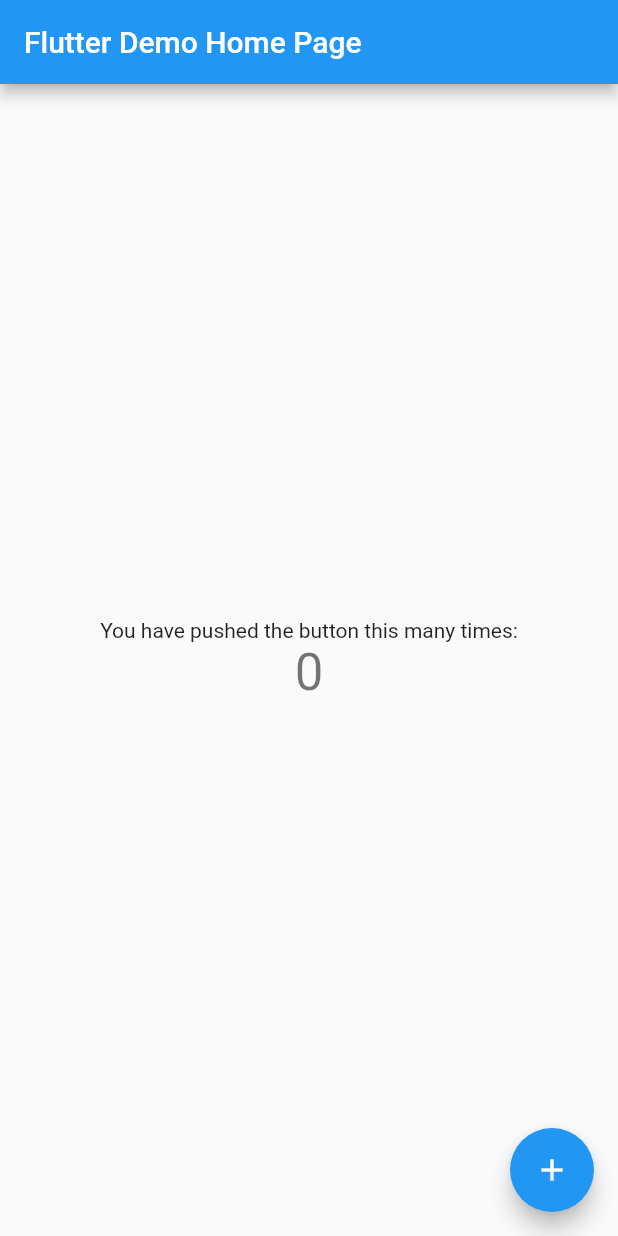
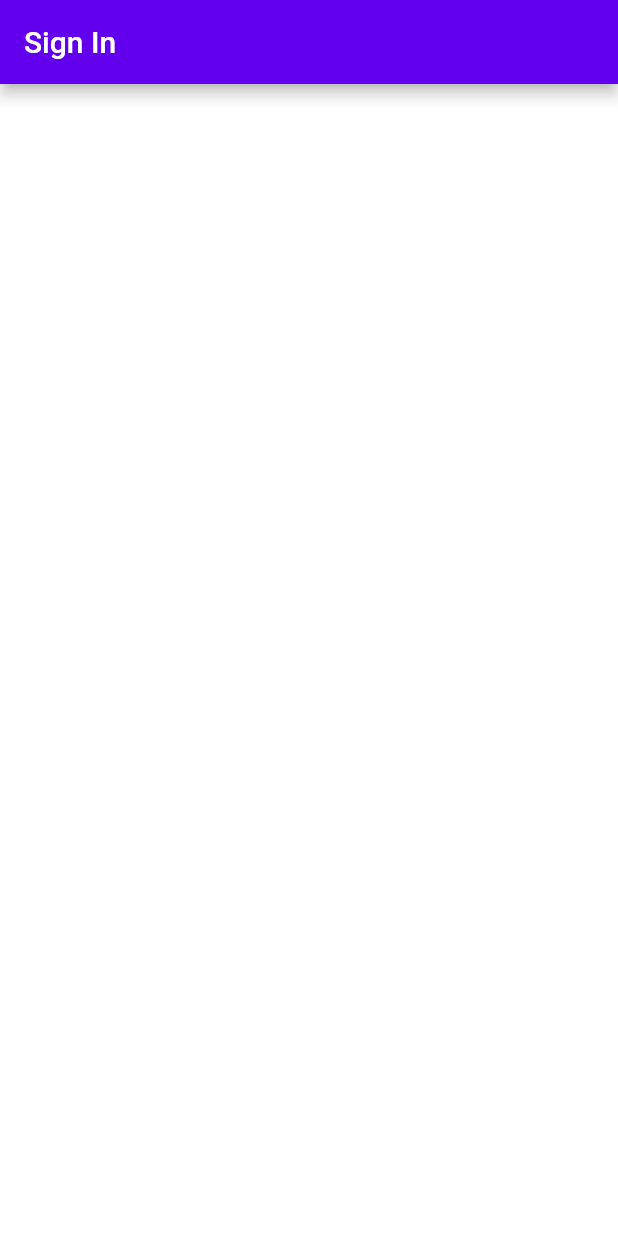
Before and after one commit to htsuruo/flutter_identity_platform_mfa, a Flutter app: the screen it shows after launch, on a phone screen of 412 x 824 dp. Run offline on Flutter 3.47's test engine with Material 2 defaults, Android fonts, the light colour scheme and no system bars; our stand-ins replace firebase_core, flutter_riverpod; missing offline and left inert: simple_logger; accounts and stored records are empty.

Commit message:
諸々セットアップ

```diff
--- /dev/null
+++ b/lib/logger.dart
@@ -0,0 +1,4 @@
+
+import 'package:simple_logger/simple_logger.dart';
+
+final logger = SimpleLogger();
--- a/lib/main.dart
+++ b/lib/main.dart
@@ -1,7 +1,17 @@
+import 'package:firebase_core/firebase_core.dart';
 import 'package:flutter/material.dart';
+import 'package:flutter_identity_platform_mfa/sign_in_page.dart';
+import 'package:simple_logger/simple_logger.dart';
 
-void main() {
-  runApp(const MyApp());
+import 'logger.dart';
+
+Future<void> main() async {
+  logger.setLevel(Level.FINEST, includeCallerInfo: true);
+  WidgetsFlutterBinding.ensureInitialized();
+  await Firebase.initializeApp();
+  runApp(
+    const MyApp(),
+  );
 }
 
 class MyApp extends StatelessWidget {
@@ -11,105 +21,14 @@
   @override
   Widget build(BuildContext context) {
     return MaterialApp(
-      title: 'Flutter Demo',
-      theme: ThemeData(
-        // This is the theme of your application.
-        //
-        // Try running your application with "flutter run". You'll see the
-        // application has a blue toolbar. Then, without quitting the app, try
-        // changing the primarySwatch below to Colors.green and then invoke
-        // "hot reload" (press "r" in the console where you ran "flutter run",
-        // or simply save your changes to "hot reload" in a Flutter IDE).
-        // Notice that the counter didn't reset back to zero; the application
-        // is not restarted.
-        primarySwatch: Colors.blue,
+      title: 'Identity Platform MFA Demo',
+      theme: ThemeData.from(
+        colorScheme: const ColorScheme.light(),
       ),
-      home: const MyHomePage(title: 'Flutter Demo Home Page'),
+      initialRoute: SignInPage.routeName,
+      routes: <String, WidgetBuilder>{
+        SignInPage.routeName: (context) => const SignInPage(),
+      },
     );
   }
 }
-
-class MyHomePage extends StatefulWidget {
-  const MyHomePage({Key? key, required this.title}) : super(key: key);
-
-  // This widget is the home page of your application. It is stateful, meaning
-  // that it has a State object (defined below) that contains fields that affect
-  // how it looks.
-
-  // This class is the configuration for the state. It holds the values (in this
-  // case the title) provided by the parent (in this case the App widget) and
-  // used by the build method of the State. Fields in a Widget subclass are
-  // always marked "final".
-
-  final String title;
-
-  @override
-  State<MyHomePage> createState() => _MyHomePageState();
-}
-
-class _MyHomePageState extends State<MyHomePage> {
-  int _counter = 0;
-
-  void _incrementCounter() {
-    setState(() {
-      // This call to setState tells the Flutter framework that something has
-      // changed in this State, which causes it to rerun the build method below
-      // so that the display can reflect the updated values. If we changed
-      // _counter without calling setState(), then the build method would not be
-      // called again, and so nothing would appear to happen.
-      _counter++;
-    });
-  }
-
-  @override
-  Widget build(BuildContext context) {
-    // This method is rerun every time setState is called, for instance as done
-    // by the _incrementCounter method above.
-    //
-    // The Flutter framework has been optimized to make rerunning build methods
-    // fast, so that you can just rebuild anything that needs updating rather
-    // than having to individually change instances of widgets.
-    return Scaffold(
-      appBar: AppBar(
-        // Here we take the value from the MyHomePage object that was created by
-        // the App.build method, and use it to set our appbar title.
-        title: Text(widget.title),
-      ),
-      body: Center(
-        // Center is a layout widget. It takes a single child and positions it
-        // in the middle of the parent.
-        child: Column(
-          // Column is also a layout widget. It takes a list of children and
-          // arranges them vertically. By default, it sizes itself to fit its
-          // children horizontally, and tries to be as tall as its parent.
-          //
-          // Invoke "debug painting" (press "p" in the console, choose the
-          // "Toggle Debug Paint" action from the Flutter Inspector in Android
-          // Studio, or the "Toggle Debug Paint" command in Visual Studio Code)
-          // to see the wireframe for each widget.
-          //
-          // Column has various properties to control how it sizes itself and
-          // how it positions its children. Here we use mainAxisAlignment to
-          // center the children vertically; the main axis here is the vertical
-          // axis because Columns are vertical (the cross axis would be
-          // horizontal).
-          mainAxisAlignment: MainAxisAlignment.center,
-          children: <Widget>[
-            const Text(
-              'You have pushed the button this many times:',
-            ),
-            Text(
-              '$_counter',
-              style: Theme.of(context).textTheme.headline4,
-            ),
-          ],
-        ),
-      ),
-      floatingActionButton: FloatingActionButton(
-        onPressed: _incrementCounter,
-        tooltip: 'Increment',
-        child: const Icon(Icons.add),
-      ), // This trailing comma makes auto-formatting nicer for build methods.
-    );
-  }
-}
--- /dev/null
+++ b/lib/sign_in_page.dart
@@ -0,0 +1,17 @@
+import 'package:flutter/material.dart';
+import 'package:flutter_riverpod/flutter_riverpod.dart';
+
+class SignInPage extends ConsumerWidget {
+  const SignInPage({Key? key}) : super(key: key);
+
+  static const routeName = '/';
+
+  @override
+  Widget build(BuildContext context, WidgetRef ref) {
+    return Scaffold(
+      appBar: AppBar(
+        title: const Text('Sign In'),
+      ),
+    );
+  }
+}
--- a/pubspec.yaml
+++ b/pubspec.yaml
@@ -35,6 +35,7 @@
     sdk: flutter
   flutter_riverpod:
   gap:
+  http:
   simple_logger:
 
 dev_dependencies:
```
Also changed, not shown: pubspec.lock, 4 other files.
